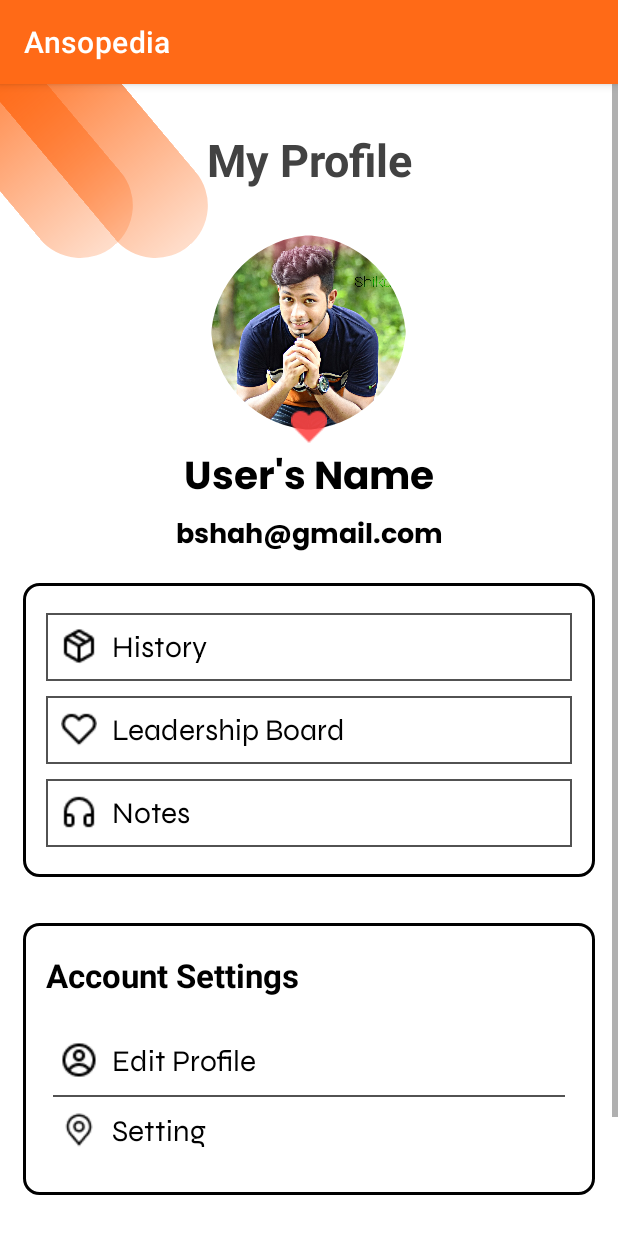
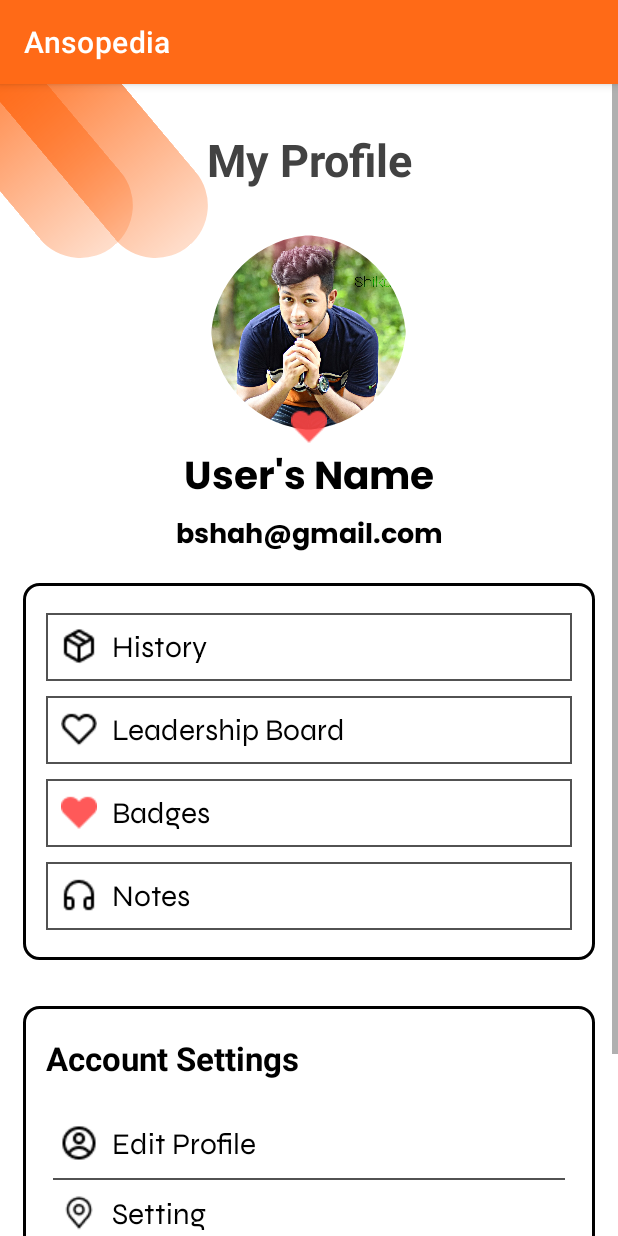
Before and after one commit to Shahbibek/Ansopedia, an Android app: the MyProfileActivity screen opened directly, with no data from a screen before it, on a phone screen of 412 x 824 dp. Run offline under Robolectric (Android 15) with nearby library versions, the phone set to English and light mode, and no system bars.

Commit message:
my_profile_updated

```diff
--- a/app/src/main/res/layout/activity_my_profile.xml
+++ b/app/src/main/res/layout/activity_my_profile.xml
@@ -150,7 +150,7 @@
                     android:background="@drawable/heart_icon" />
 
                 <TextView
-                    android:id="@+id/LeadershipBoard"
+                    android:id="@+id/leadershipBoard"
                     android:layout_width="match_parent"
                     android:layout_height="wrap_content"
                     android:layout_marginHorizontal="10dp"
@@ -161,8 +161,34 @@
                     android:textSize="20sp" />
 
 
+
+            </LinearLayout><LinearLayout
+                android:layout_width="match_parent"
+                android:layout_height="45dp"
+                android:layout_marginHorizontal="15dp"
+                android:layout_marginTop="10dp"
+                android:background="@drawable/inner_layout_border">
+
+                <View
+                    android:layout_width="24dp"
+                    android:layout_height="24dp"
+                    android:layout_marginVertical="10dp"
+                    android:layout_marginStart="10dp"
+                    android:background="@drawable/red_heart" />
+
+                <TextView
+                    android:id="@+id/badges"
+                    android:layout_width="match_parent"
+                    android:layout_height="wrap_content"
+                    android:layout_marginHorizontal="10dp"
+                    android:layout_marginVertical="10dp"
+                    android:fontFamily="@font/syne"
+                    android:text="Badges"
+                    android:textColor="@color/black"
+                    android:textSize="20sp" />
+
+
             </LinearLayout>
-
             <LinearLayout
                 android:layout_width="match_parent"
                 android:layout_height="45dp"
```
